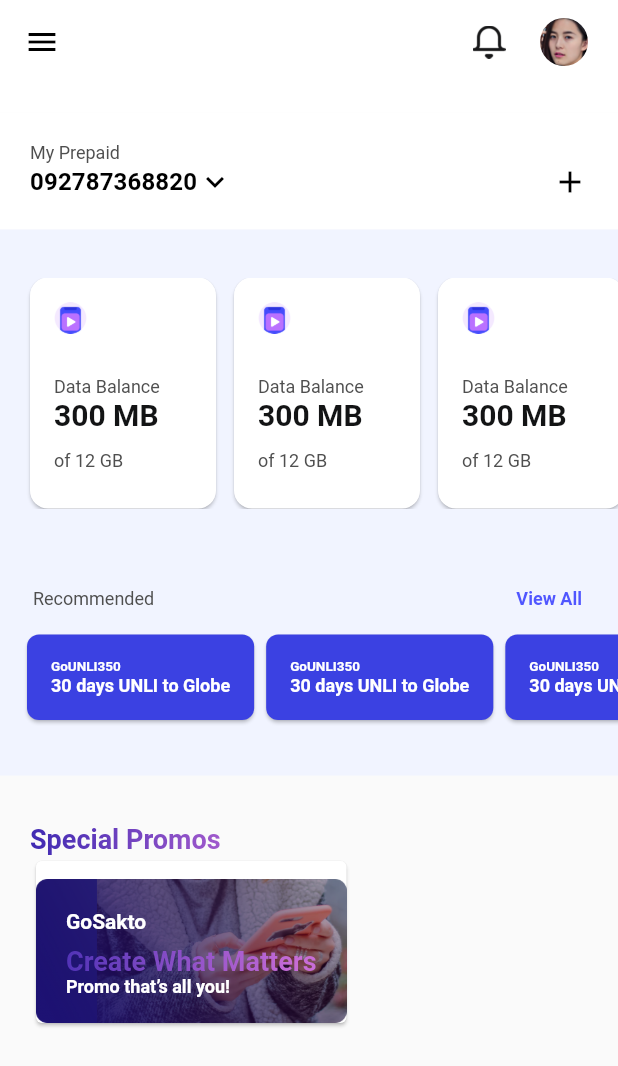
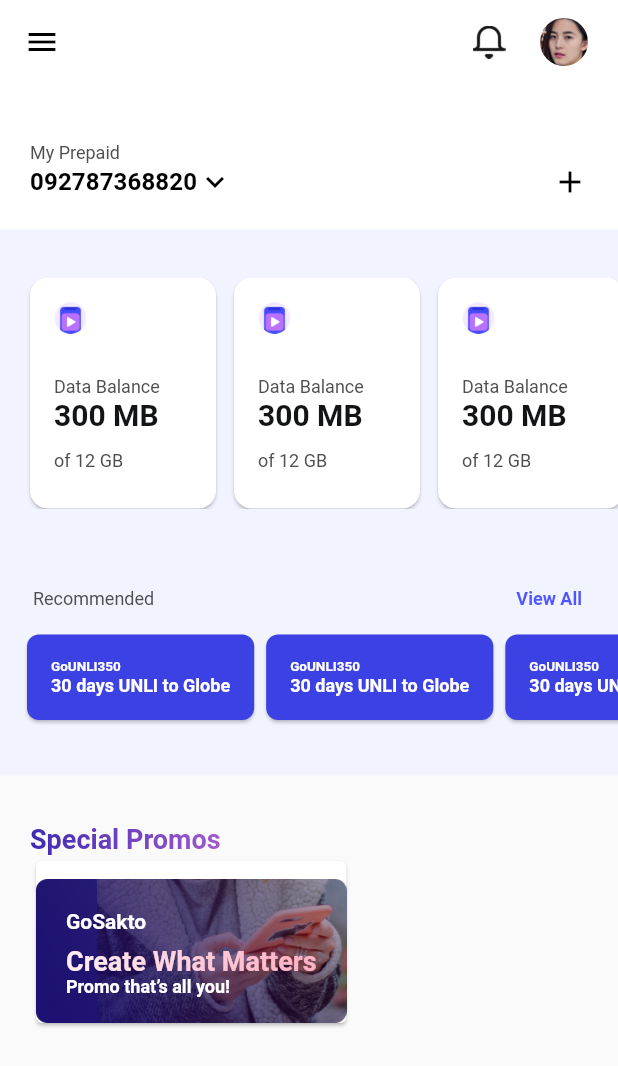
Before and after one commit to ammushajan3/globe_app, a Flutter app: the screen it shows after launch, on a phone screen of 412 x 824 dp. Shown: the top 1066 px of the screen. Run offline on Flutter 3.47's test engine with Material 2 defaults, Android fonts, the phone set to English and light mode, and no system bars.

Commit message:
gradient color changes

```diff
--- a/lib/widgets/dashboard_body.dart
+++ b/lib/widgets/dashboard_body.dart
@@ -47,7 +47,7 @@
                           children: [
                             Text(Strings.PROMO_NAME,style: Theme.of(context).textTheme.headline5),
                             SizedBox(height: 8.0,),
-                            Text(Strings.PROMO_TITLE,style: TextStyle(fontSize: 18.0, fontWeight: FontWeight.bold,foreground: Paint()..shader = linearGradient),),
+                            Text(Strings.PROMO_TITLE,style: TextStyle(fontSize: 18.0, fontWeight: FontWeight.bold,foreground: Paint()..shader = promoTitleGradient ),),
                             Text(Strings.PROMO_SUBTITLE,style: Theme.of(context).textTheme.caption),
                           ],
                       ),
```
